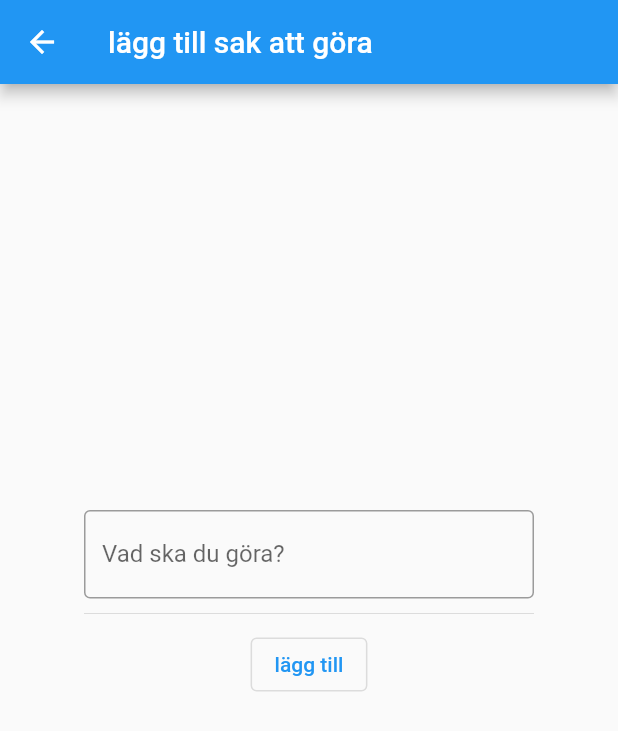
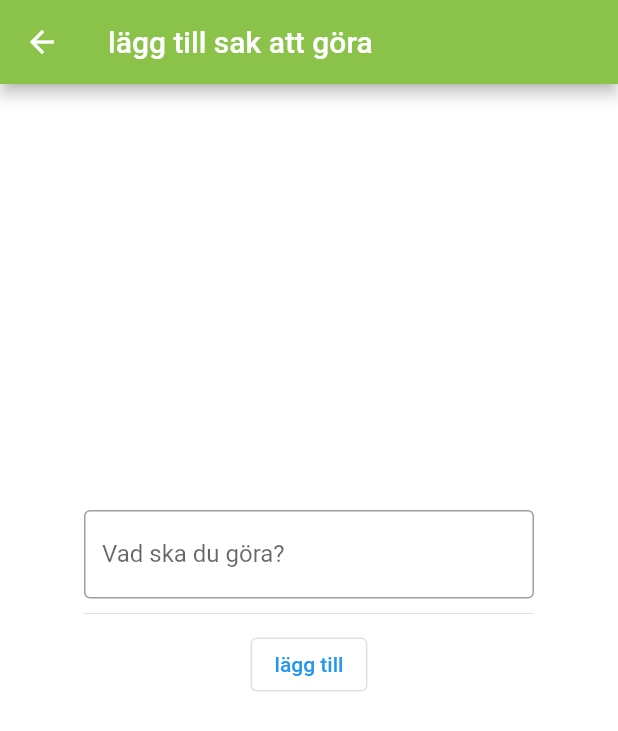
Before and after one commit to gu-tig169-ht21/guscastesa, a Flutter app: the screen it shows after launch, after a tap on the "add" icon, on a phone screen of 412 x 824 dp. Shown: the top 731 px of the screen. Run offline on Flutter 3.47's test engine with Material 2 defaults, Android fonts, the phone set to English and light mode, and no system bars; network calls fail; Roboto replaces fonts that are missing (Arial).

Commit message:
Lade till klass/fil för globala teman

```diff
--- a/lib/main.dart
+++ b/lib/main.dart
@@ -1,5 +1,6 @@
 import 'package:flutter/material.dart';
 import 'api_implementering.dart';
+import 'todo_themedata.dart';
 
 // detta är min kod kopiera inte din lille jäkel. Mvh samuel castenström
 List<ToDoPost> _toDoPoster = <ToDoPost>[];
@@ -13,10 +14,11 @@ String _valdFiltrering = 'All';
 
 void main() {
   runApp(
-    const MaterialApp(
+    MaterialApp(
       debugShowCheckedModeBanner: false,
       title: 'To-Do list',
       home: ToDoHome(),
+      theme: CustomTheme.lightTheme,
     ),
   );
 }
--- /dev/null
+++ b/lib/todo_themedata.dart
@@ -0,0 +1,22 @@
+import 'package:flutter/material.dart';
+
+class CustomTheme {
+  static ThemeData get lightTheme {
+    return ThemeData(
+      primaryColor: Colors.lightGreen,
+      scaffoldBackgroundColor: Colors.white,
+      fontFamily: 'Arial',
+      buttonTheme: ButtonThemeData(
+        shape:
+            RoundedRectangleBorder(borderRadius: BorderRadius.circular(18.0)),
+        buttonColor: Colors.lightGreen,
+      ),
+      appBarTheme: const AppBarTheme(
+        backgroundColor: Colors.lightGreen,
+      ),
+      floatingActionButtonTheme: const FloatingActionButtonThemeData(
+        backgroundColor: Colors.lightGreen,
+      ),
+    );
+  }
+}
```
